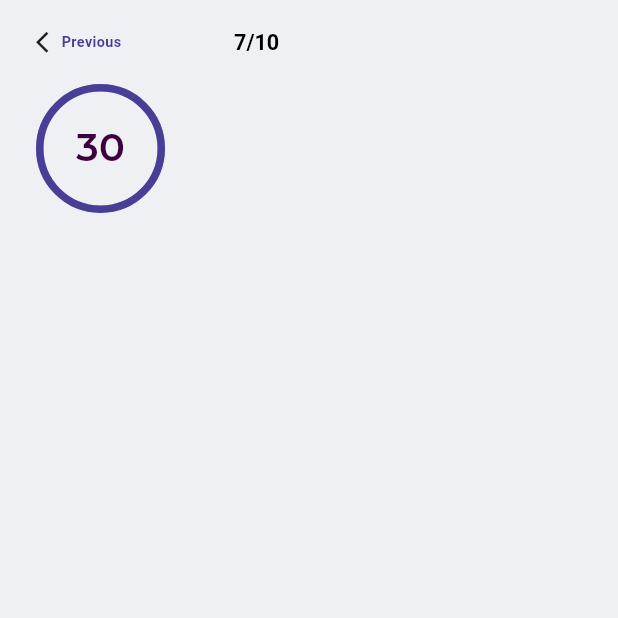
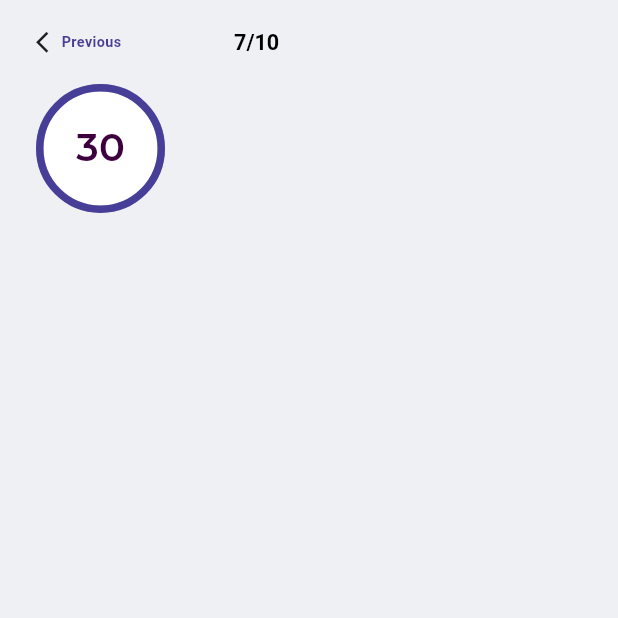
Before and after one commit to ali4hassan9ali2022/qiuz, a Flutter app: the QuizView screen opened by its route, on a phone screen of 412 x 824 dp, the top half of it. Run offline on Flutter 3.47's test engine with Material 3 defaults, Android fonts, the phone set to English and light mode, and no system bars; drawn by our look-alikes of percent_indicator; our stand-ins replace dots_indicator, flutter_bloc, flutter_svg; project files that could hold a hidden picture were left out.

Commit message:
add  Custom Circular Indicator to quiz view

```diff
--- /dev/null
+++ b/lib/Featured/quiz/Widgets/custom_circular_indicator.dart
@@ -0,0 +1,27 @@
+import 'package:flutter/material.dart';
+import 'package:percent_indicator/circular_percent_indicator.dart';
+import 'package:quiz_app/Core/utils/app_styles.dart';
+
+class CustomCircularIndicator extends StatelessWidget {
+  const CustomCircularIndicator({
+    super.key,
+  });
+
+  @override
+  Widget build(BuildContext context) {
+    return CircleAvatar(
+      backgroundColor: Colors.white,
+      radius: 43,
+      child: CircularPercentIndicator(
+        circularStrokeCap: CircularStrokeCap.round,
+        radius: 43,
+        percent: 1.0,
+        backgroundColor: Color(0xffB9B6D7),
+        animation: true,
+        animationDuration: 60000,
+        progressColor: Color(0xff473F97),
+        center: Text("30", style: AppStyles.styleSemiBold32(context)),
+      ),
+    );
+  }
+}
--- a/lib/Featured/quiz/Widgets/quiz_view_body.dart
+++ b/lib/Featured/quiz/Widgets/quiz_view_body.dart
@@ -1,6 +1,5 @@
 import 'package:flutter/material.dart';
-import 'package:percent_indicator/circular_percent_indicator.dart';
-import 'package:quiz_app/Core/utils/app_styles.dart';
+import 'package:quiz_app/Featured/quiz/Widgets/custom_circular_indicator.dart';
 
 class QuizViewBody extends StatelessWidget {
   const QuizViewBody({super.key});
@@ -13,15 +12,7 @@ class QuizViewBody extends StatelessWidget {
         children: [
           Stack(
             children: [
-              CircularPercentIndicator(
-                radius: 43,
-                percent: 1.0,
-                backgroundColor: Color(0xffB9B6D7),
-                animation: true,
-                animationDuration: 60000,
-                progressColor: Color(0xff473F97),
-                center: Text("30", style: AppStyles.styleSemiBold32(context)),
-              ),
+              CustomCircularIndicator(),
             ],
           ),
         ],
```
